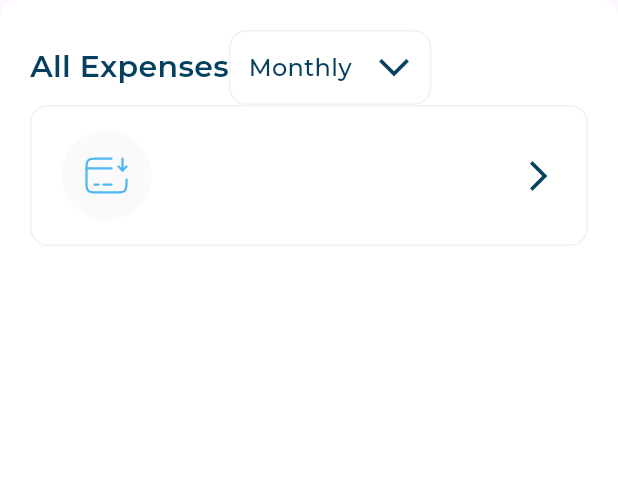
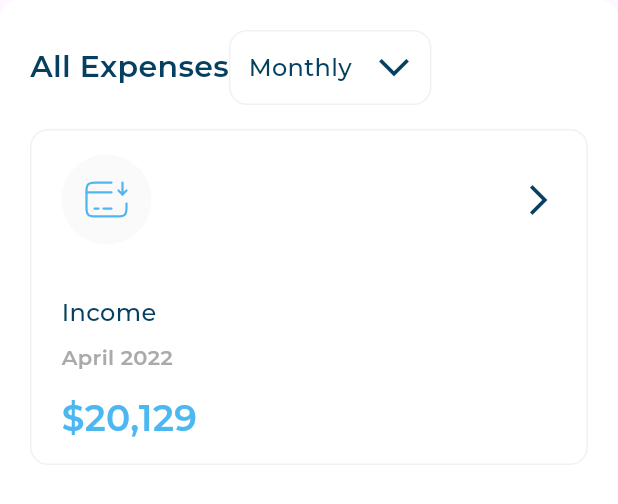
Before and after one commit to ELhelally/responsive_dash_board2, a Flutter app: the AllExpensess widget shown alone on an empty page, opened directly, on a phone screen of 412 x 824 dp. Shown: the top 504 px of the screen. Run offline on Flutter 3.47's test engine with Material 3 defaults, Android fonts, the phone set to English and light mode, and no system bars; our stand-ins replace flutter_svg; project files that could hold a hidden picture were left out.

Commit message:
Add the text ( Componants )  of item card

```diff
--- a/lib/utils/app_styles.dart
+++ b/lib/utils/app_styles.dart
@@ -65,4 +65,10 @@ abstract class AppStyles {
     fontWeight: FontWeight.w500,
     height: 0,
   );
+  static const TextStyle styleRegular14 = TextStyle(
+    color: Color(0xFFAAAAAA),
+    fontSize: 14,
+    fontFamily: 'Montserrat',
+    fontWeight: FontWeight.w600,
+  );
 }
--- a/lib/widgets/all_expensess.dart
+++ b/lib/widgets/all_expensess.dart
@@ -20,6 +20,9 @@ class AllExpensess extends StatelessWidget {
       child: const Column(
         children: [
           AllExpansessHeader(),
+          SizedBox(
+            height: 16,
+          ),
           AllExpensessItem(
               itemModel: AllExpensessItemModel(
                   image: Assets.assetsImagesIncome,
--- a/lib/widgets/all_expensess_item.dart
+++ b/lib/widgets/all_expensess_item.dart
@@ -1,6 +1,7 @@
 import 'package:flutter/material.dart';
 import 'package:responsive_dash_board/models/all_expensess_item_model.dart';
 import 'package:responsive_dash_board/utils/app_images.dart';
+import 'package:responsive_dash_board/utils/app_styles.dart';
 import 'package:responsive_dash_board/widgets/all_expansess_header.dart';
 import 'package:responsive_dash_board/widgets/all_expensess_item_header.dart';
 
@@ -19,7 +20,25 @@ class AllExpensessItem extends StatelessWidget {
         ),
       ),
       child: Column(
-        children: [AllExpansessItemHader(image: itemModel.image)],
+        crossAxisAlignment: CrossAxisAlignment.start,
+        children: [
+          AllExpansessItemHader(image: itemModel.image),
+          const SizedBox(
+            height: 34,
+          ),
+          Text(itemModel.title, style: AppStyles.styleMedium16),
+          const SizedBox(
+            height: 8,
+          ),
+          Text(
+            itemModel.date,
+            style: AppStyles.styleRegular14,
+          ),
+          const SizedBox(
+            height: 16,
+          ),
+          Text(itemModel.price, style: AppStyles.styleSemiBold24),
+        ],
       ),
     );
   }
```
